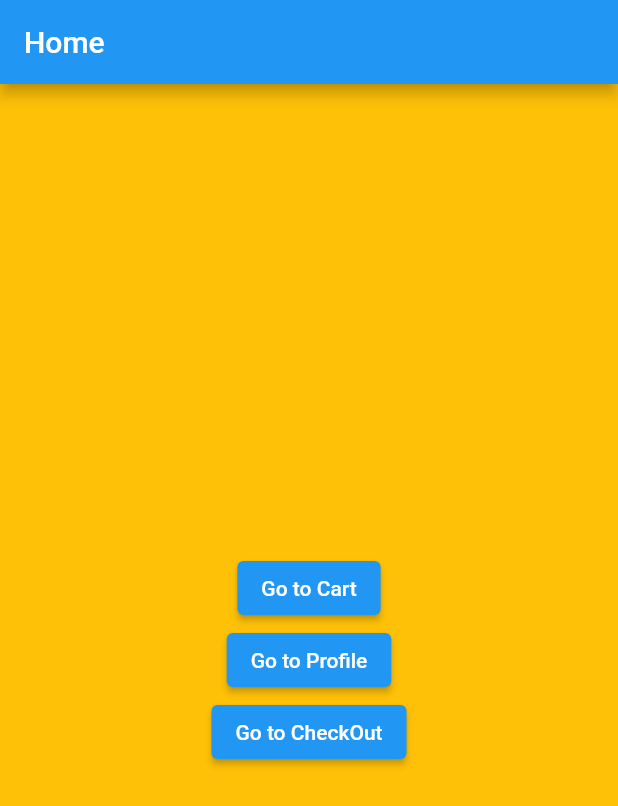
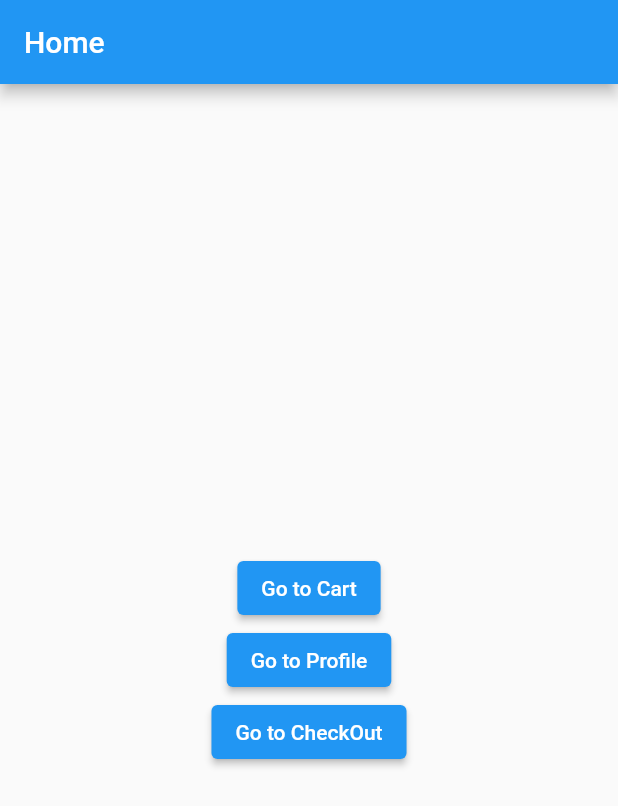
Before and after one commit to srastiv/navigator2.0, a Flutter app: the Home screen opened by its route, on a phone screen of 412 x 824 dp. Shown: the top 806 px of the screen. Run offline on Flutter 3.47's test engine with Material 2 defaults, Android fonts, the light colour scheme and no system bars; our stand-ins replace bloc, flutter_bloc, go_router.

Commit message:
created constants

```diff
--- /dev/null
+++ b/lib/feature/presentation/constants/colors.dart
@@ -0,0 +1,5 @@
+import 'package:flutter/material.dart';
+
+const kRed = Colors.red;
+const kBlack = Colors.black;
+const kWhite = Colors.white;
--- /dev/null
+++ b/lib/feature/presentation/constants/textstyles.dart
@@ -0,0 +1,5 @@
+import 'package:flutter/material.dart';
+
+import 'colors.dart';
+
+const kErrorTextStyle = TextStyle(color: kRed);
--- a/lib/feature/presentation/screens/home/home.dart
+++ b/lib/feature/presentation/screens/home/home.dart
@@ -1,5 +1,6 @@
 import 'package:flutter/material.dart';
 import 'package:go_router/go_router.dart';
+import 'package:navigator_two_point_0/feature/presentation/constants/texts.dart';
 
 class MyButton {
   int? id;
@@ -8,17 +9,12 @@ class MyButton {
   MyButton({this.id, this.label, required this.path});
 }
 
-class Home extends StatefulWidget {
+class Home extends StatelessWidget {
   Home({
     Key? key,
   }) : super(key: key);
 
-  @override
-  State<Home> createState() => _HomeState();
-}
-
-class _HomeState extends State<Home> {
-  List<MyButton> myButton = [
+  final List<MyButton> myButton = [
     MyButton(id: 1, label: 'Go to Cart', path: "/c"),
     MyButton(id: 2, label: 'Go to Profile', path: "/d"),
     MyButton(id: 3, label: 'Go to CheckOut', path: "/e"),
@@ -27,9 +23,8 @@ class _HomeState extends State<Home> {
   @override
   Widget build(BuildContext context) {
     return Scaffold(
-      backgroundColor: Colors.amber,
       appBar: AppBar(
-        title: const Text('Home'),
+        title: kHome,
       ),
       body: Center(
         child: Column(
```
Also changed, not shown: lib/feature/presentation/constants/texts.dart (added, +7 -0 lines), lib/feature/presentation/screens/login/login.dart (+10 -12 lines).
